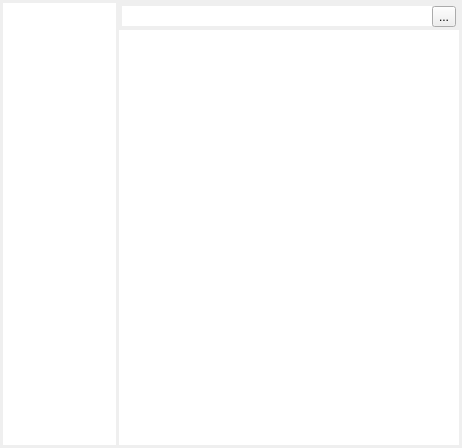
First picture: the form in src/notesform.ui, repository graninas/WhiteLightNotes, before the edit.
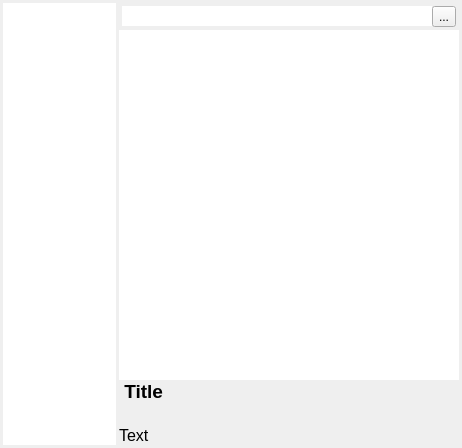
Second picture: the form after the edit. Icons and pictures are not drawn.

```diff
--- a/src/notesform.ui
+++ b/src/notesform.ui
@@ -75,7 +75,7 @@
        </layout>
       </item>
       <item>
-       <widget class="QTableView" name="tv_Notes">
+       <widget class="QListView" name="tv_Notes">
         <property name="frameShape">
          <enum>QFrame::NoFrame</enum>
         </property>
@@ -88,21 +88,19 @@
         <property name="selectionBehavior">
          <enum>QAbstractItemView::SelectRows</enum>
         </property>
-        <attribute name="horizontalHeaderVisible">
-         <bool>false</bool>
-        </attribute>
-        <attribute name="horizontalHeaderHighlightSections">
-         <bool>false</bool>
-        </attribute>
-        <attribute name="horizontalHeaderStretchLastSection">
-         <bool>true</bool>
-        </attribute>
-        <attribute name="verticalHeaderVisible">
-         <bool>false</bool>
-        </attribute>
-        <attribute name="verticalHeaderHighlightSections">
-         <bool>false</bool>
-        </attribute>
+       </widget>
+      </item>
+      <item>
+       <widget class="QLabel" name="label">
+        <property name="text">
+         <string>&lt;!DOCTYPE HTML PUBLIC &quot;-//W3C//DTD HTML 4.0//EN&quot; &quot;http://www.w3.org/TR/REC-html40/strict.dtd&quot;&gt;
+&lt;html&gt;&lt;head&gt;&lt;meta name=&quot;qrichtext&quot; content=&quot;1&quot; /&gt;&lt;style type=&quot;text/css&quot;&gt;
+p, li { white-space: pre-wrap; }
+&lt;/style&gt;&lt;/head&gt;&lt;body style=&quot; font-family:'MS Shell Dlg 2'; font-size:8.25pt; font-weight:400; font-style:normal;&quot;&gt;
+&lt;p style=&quot; margin-top:0px; margin-bottom:0px; margin-left:0px; margin-right:0px; -qt-block-indent:0; text-indent:0px;&quot;&gt;&lt;span style=&quot; font-size:14pt; font-weight:600;&quot;&gt; Title&lt;/span&gt;&lt;/p&gt;
+&lt;p style=&quot;-qt-paragraph-type:empty; margin-top:0px; margin-bottom:0px; margin-left:0px; margin-right:0px; -qt-block-indent:0; text-indent:0px; font-size:14pt; font-weight:600;&quot;&gt;&lt;/p&gt;
+&lt;p style=&quot; margin-top:0px; margin-bottom:0px; margin-left:0px; margin-right:0px; -qt-block-indent:0; text-indent:0px;&quot;&gt;&lt;span style=&quot; font-size:12pt;&quot;&gt;Text&lt;/span&gt;&lt;/p&gt;&lt;/body&gt;&lt;/html&gt;</string>
+        </property>
        </widget>
       </item>
      </layout>
```
